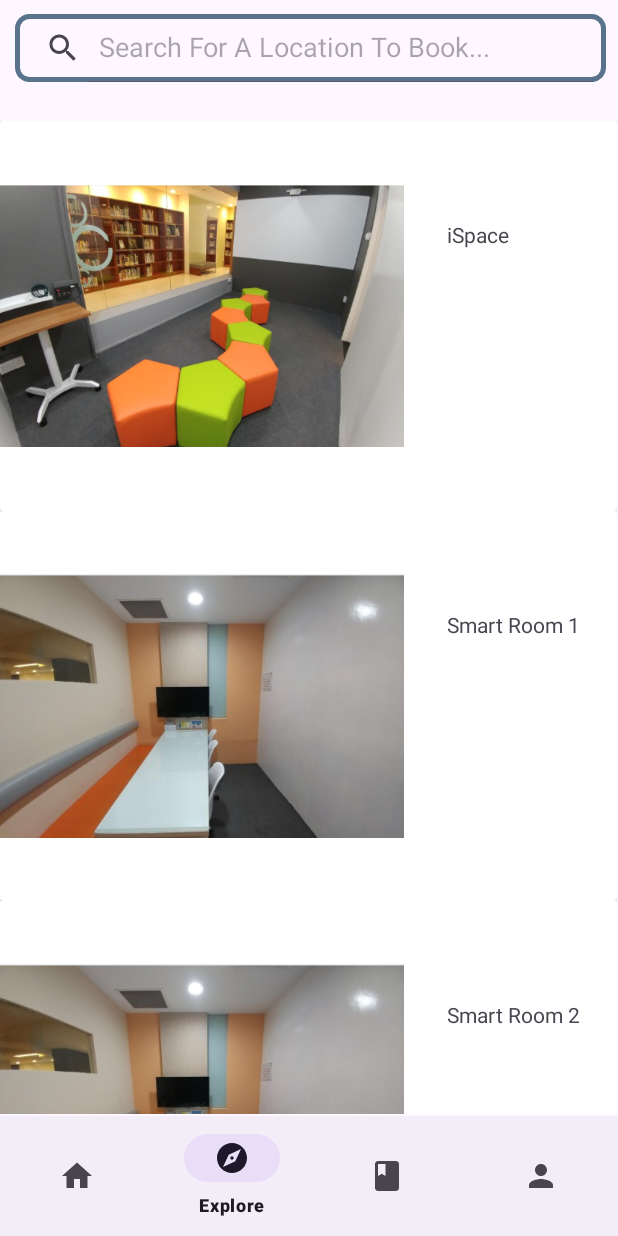
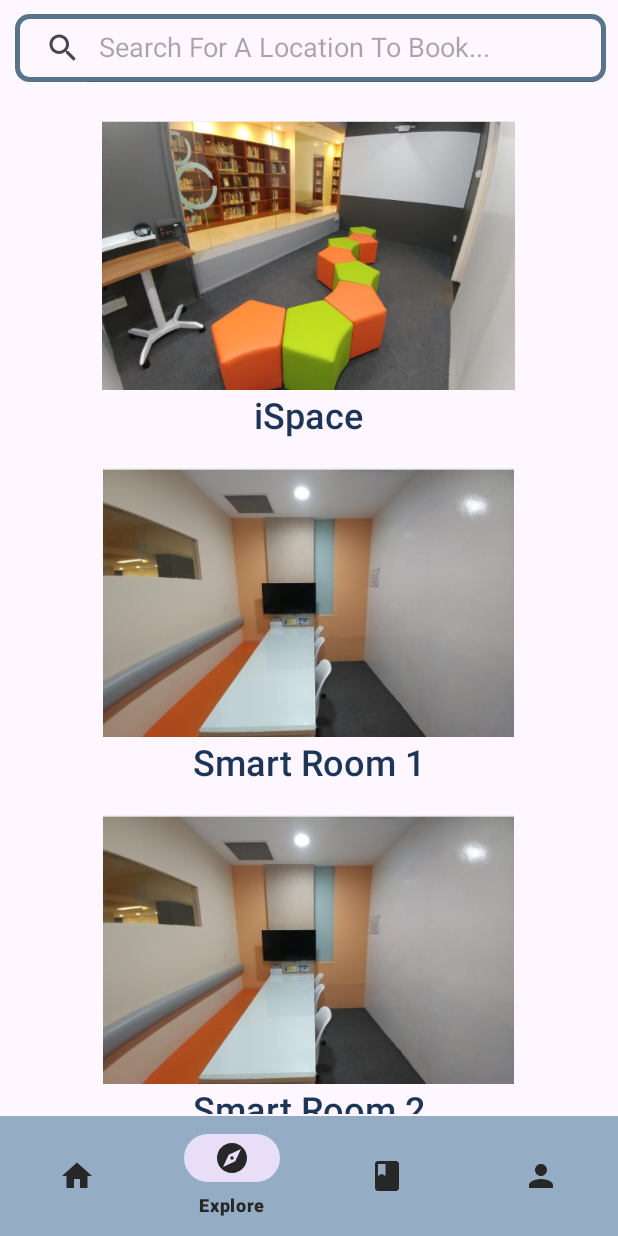
Before and after one commit to MAD2023team1/MAD2023_Team1, an Android app: the HomePage screen opened directly, with no data from a screen before it, item 2 of the bottom bar chosen, on a phone screen of 412 x 824 dp. Run offline under Robolectric (Android 15) with nearby library versions, the phone set to English and light mode, and no system bars.

Commit message:
change colour for navigation view and change UI for recycler view

```diff
--- a/app/src/main/java/sg/team1/book_my_campus/MainActivity.java
+++ b/app/src/main/java/sg/team1/book_my_campus/MainActivity.java
@@ -16,6 +16,7 @@ import sg.team1.book_my_campus.R;
 public class MainActivity extends AppCompatActivity {
 
     String title = "Landing Page";
+
     @Override
     protected void onCreate(Bundle savedInstanceState) {
         super.onCreate(savedInstanceState);
--- a/app/src/main/java/sg/team1/book_my_campus/room_recyclerviewadapter.java
+++ b/app/src/main/java/sg/team1/book_my_campus/room_recyclerviewadapter.java
@@ -62,13 +62,11 @@ public class room_recyclerviewadapter extends RecyclerView.Adapter<room_recycler
         ImageView imageView;
         TextView tvroomName;
 
-        CardView cardView;
         OnRoomListener onRoomListener;
         public MyViewHolder(@NonNull View itemView, OnRoomListener onRoomListener) {
             super(itemView);
             imageView = itemView.findViewById(R.id.imageView);
             tvroomName = itemView.findViewById(R.id.textView);
-            cardView = itemView.findViewById(R.id.cardView);
             this.onRoomListener = onRoomListener;
             itemView.setOnClickListener(this);
         }
--- a/app/src/main/res/layout/home_page.xml
+++ b/app/src/main/res/layout/home_page.xml
@@ -4,6 +4,7 @@
     xmlns:tools="http://schemas.android.com/tools"
     android:layout_width="match_parent"
     android:layout_height="match_parent"
+    android:hapticFeedbackEnabled="false"
     tools:context=".MainActivity">
 
     <FrameLayout
@@ -21,8 +22,12 @@
         android:id="@+id/bottomNavigationView2"
         android:layout_width="match_parent"
         android:layout_height="wrap_content"
+        android:background="@color/light_blue"
+        app:itemIconTint="@color/greyblack"
+        app:itemRippleColor="@color/off_white"
+        app:itemTextColor="@color/greyblack"
         app:layout_constraintBottom_toBottomOf="parent"
         app:layout_constraintEnd_toEndOf="parent"
         app:layout_constraintStart_toStartOf="parent"
-        app:menu = "@menu/bottom_nav_menu"/>
+        app:menu="@menu/bottom_nav_menu" />
 </androidx.constraintlayout.widget.ConstraintLayout>
--- a/app/src/main/res/layout/recycler_view_row.xml
+++ b/app/src/main/res/layout/recycler_view_row.xml
@@ -1,41 +1,30 @@
 <?xml version="1.0" encoding="utf-8"?>
-<androidx.constraintlayout.widget.ConstraintLayout xmlns:android="http://schemas.android.com/apk/res/android"
+
+
+
+
+    <LinearLayout xmlns:android="http://schemas.android.com/apk/res/android"
         xmlns:app="http://schemas.android.com/apk/res-auto"
         xmlns:tools="http://schemas.android.com/tools"
         android:layout_width="match_parent"
-    android:layout_height="wrap_content">
-
-    <androidx.cardview.widget.CardView
-        android:id="@+id/cardView"
-        android:layout_width="match_parent"
         android:layout_height="wrap_content"
-        app:layout_constraintBottom_toBottomOf="parent"
-        app:layout_constraintEnd_toEndOf="parent"
-        app:layout_constraintStart_toStartOf="parent"
-        app:layout_constraintTop_toTopOf="parent" >
-
-        <androidx.constraintlayout.widget.ConstraintLayout
-            android:layout_width="match_parent"
-            android:layout_height="match_parent">
+        android:orientation="vertical"
+    >
 
     <ImageView
         android:id="@+id/imageView"
-                android:layout_width="269dp"
-                android:layout_height="260dp"
-                app:layout_constraintBottom_toBottomOf="parent"
-                app:layout_constraintStart_toStartOf="parent"
-                app:layout_constraintTop_toTopOf="parent"
+        android:layout_width="match_parent"
+        android:layout_height="179dp"
         app:srcCompat="@drawable/ispace" />
 
     <TextView
         android:id="@+id/textView"
-                android:layout_width="wrap_content"
-                android:layout_height="wrap_content"
-                android:layout_marginStart="298dp"
-                android:layout_marginTop="66dp"
-                android:text="@string/room_name"
-                app:layout_constraintStart_toStartOf="@+id/imageView"
-                app:layout_constraintTop_toTopOf="parent" />
-        </androidx.constraintlayout.widget.ConstraintLayout>
-    </androidx.cardview.widget.CardView>
-</androidx.constraintlayout.widget.ConstraintLayout>
+        android:layout_width="match_parent"
+        android:layout_height="52dp"
+        android:text="TextView"
+        android:textAlignment="center"
+        android:textSize="24sp"
+        android:textColor="@color/darkblue"
+        android:fontFamily="sans-serif-medium"
+        tools:text="@string/room_name" />
+</LinearLayout>
```
Lines whose indentation alone changed are shown as unchanged.
